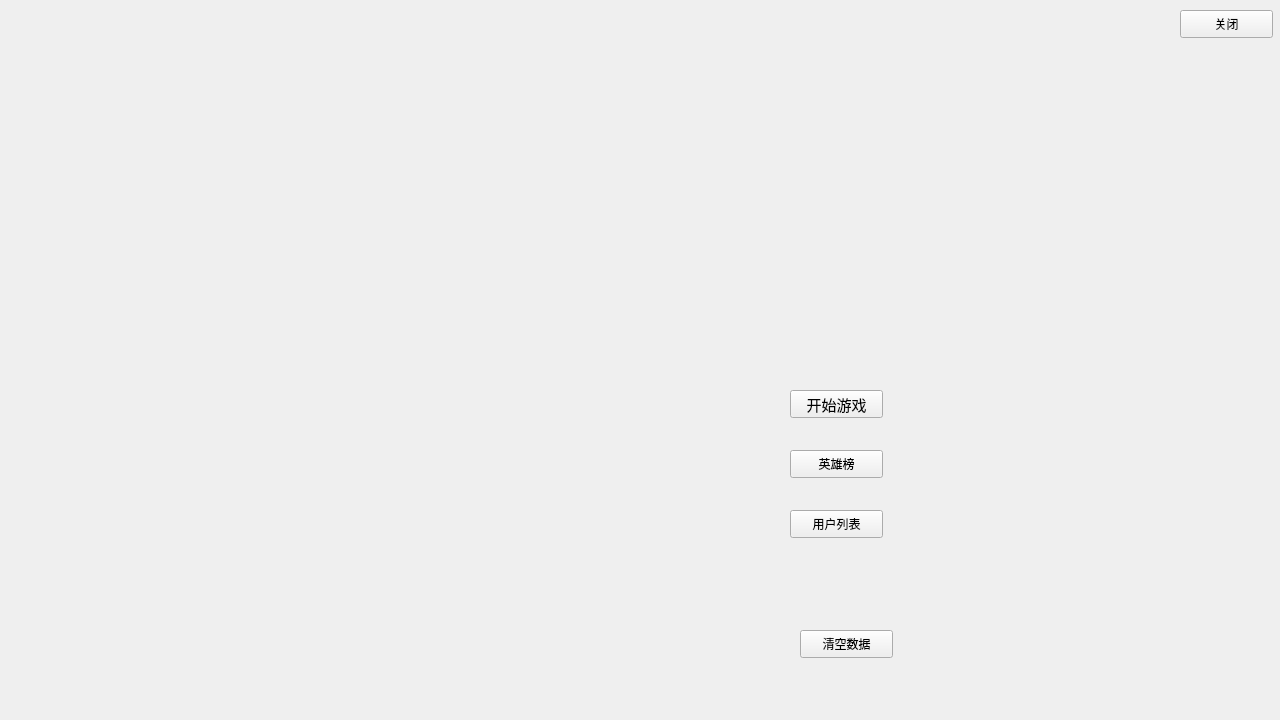
Old version of the form game.ui in the repository zqb-knight/delete_word.
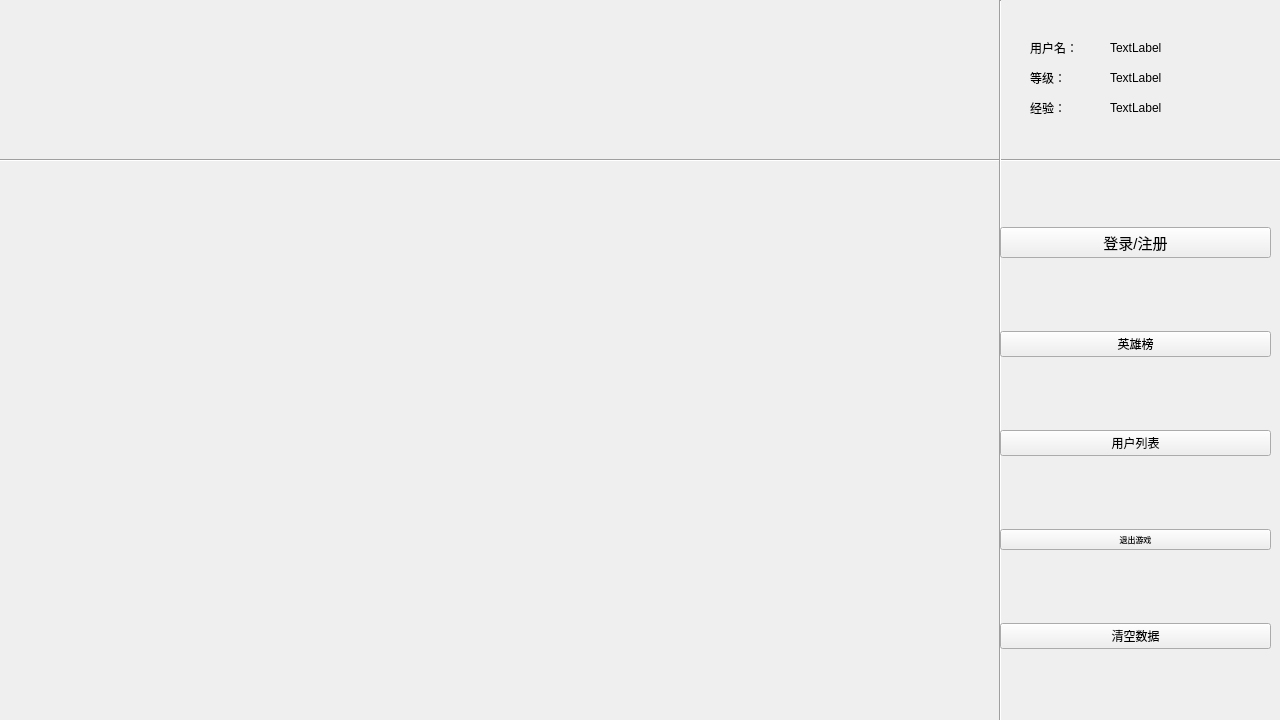
New version of the form.

Commit message: 添加了用户功能：

```diff
--- a/game.ui
+++ b/game.ui
@@ -13,77 +13,172 @@
   <property name="windowTitle">
    <string>Form</string>
   </property>
-  <widget class="QPushButton" name="pushButton">
+  <widget class="Line" name="line">
    <property name="geometry">
     <rect>
-     <x>1180</x>
-     <y>10</y>
-     <width>93</width>
-     <height>28</height>
+     <x>0</x>
+     <y>150</y>
+     <width>1281</width>
+     <height>20</height>
     </rect>
    </property>
-   <property name="styleSheet">
-    <string notr="true">font: 6pt &quot;Agency FB&quot;;</string>
+   <property name="orientation">
+    <enum>Qt::Horizontal</enum>
    </property>
+  </widget>
+  <widget class="Line" name="line_2">
+   <property name="geometry">
+    <rect>
+     <x>990</x>
+     <y>0</y>
+     <width>20</width>
+     <height>721</height>
+    </rect>
+   </property>
+   <property name="orientation">
+    <enum>Qt::Vertical</enum>
+   </property>
+  </widget>
+  <widget class="QWidget" name="layoutWidget">
+   <property name="geometry">
+    <rect>
+     <x>1000</x>
+     <y>160</y>
+     <width>271</width>
+     <height>561</height>
+    </rect>
+   </property>
+   <layout class="QVBoxLayout" name="verticalLayout">
+    <item>
+     <widget class="QPushButton" name="login_PB">
+      <property name="font">
+       <font>
+        <pointsize>11</pointsize>
+       </font>
+      </property>
+      <property name="text">
+       <string>登录/注册</string>
+      </property>
+     </widget>
+    </item>
+    <item>
+     <widget class="QPushButton" name="rank_PB">
+      <property name="text">
+       <string>英雄榜</string>
+      </property>
+     </widget>
+    </item>
+    <item>
+     <widget class="QPushButton" name="list_PB">
+      <property name="text">
+       <string>用户列表</string>
+      </property>
+     </widget>
+    </item>
+    <item>
+     <widget class="QPushButton" name="pushButton">
+      <property name="font">
+       <font>
+        <family>Agency FB</family>
+        <pointsize>6</pointsize>
+        <weight>50</weight>
+        <italic>false</italic>
+        <bold>false</bold>
+       </font>
+      </property>
+      <property name="styleSheet">
+       <string notr="true">font: 6pt &quot;Agency FB&quot;;</string>
+      </property>
+      <property name="text">
+       <string>退出游戏</string>
+      </property>
+     </widget>
+    </item>
+    <item>
+     <widget class="QPushButton" name="pushButton_2">
+      <property name="text">
+       <string>清空数据</string>
+      </property>
+     </widget>
+    </item>
+   </layout>
+  </widget>
+  <widget class="QLabel" name="label">
+   <property name="geometry">
+    <rect>
+     <x>1030</x>
+     <y>40</y>
+     <width>72</width>
+     <height>15</height>
+    </rect>
+   </property>
    <property name="text">
-    <string>关闭</string>
+    <string>用户名：</string>
    </property>
   </widget>
-  <widget class="QPushButton" name="login_PB">
+  <widget class="QLabel" name="label_2">
    <property name="geometry">
     <rect>
-     <x>790</x>
-     <y>390</y>
-     <width>93</width>
-     <height>28</height>
+     <x>1030</x>
+     <y>70</y>
+     <width>72</width>
+     <height>15</height>
     </rect>
    </property>
-   <property name="font">
-    <font>
-     <pointsize>11</pointsize>
-    </font>
+   <property name="text">
+    <string>等级：</string>
    </property>
+  </widget>
+  <widget class="QLabel" name="label_3">
+   <property name="geometry">
+    <rect>
+     <x>1030</x>
+     <y>100</y>
+     <width>72</width>
+     <height>15</height>
+    </rect>
+   </property>
    <property name="text">
-    <string>开始游戏</string>
+    <string>经验：</string>
    </property>
   </widget>
-  <widget class="QPushButton" name="rank_PB">
+  <widget class="QLabel" name="name_label">
    <property name="geometry">
     <rect>
-     <x>790</x>
-     <y>450</y>
-     <width>93</width>
-     <height>28</height>
+     <x>1110</x>
+     <y>40</y>
+     <width>72</width>
+     <height>15</height>
     </rect>
    </property>
    <property name="text">
-    <string>英雄榜</string>
+    <string>TextLabel</string>
    </property>
   </widget>
-  <widget class="QPushButton" name="list_PB">
+  <widget class="QLabel" name="class_lebel">
    <property name="geometry">
     <rect>
-     <x>790</x>
-     <y>510</y>
-     <width>93</width>
-     <height>28</height>
+     <x>1110</x>
+     <y>70</y>
+     <width>72</width>
+     <height>15</height>
     </rect>
    </property>
    <property name="text">
-    <string>用户列表</string>
+    <string>TextLabel</string>
    </property>
   </widget>
-  <widget class="QPushButton" name="pushButton_2">
+  <widget class="QLabel" name="ex_label">
    <property name="geometry">
     <rect>
-     <x>800</x>
-     <y>630</y>
-     <width>93</width>
-     <height>28</height>
+     <x>1110</x>
+     <y>100</y>
+     <width>72</width>
+     <height>15</height>
     </rect>
    </property>
    <property name="text">
-    <string>清空数据</string>
+    <string>TextLabel</string>
    </property>
   </widget>
  </widget>
```
The commit also changes 14 other files.
